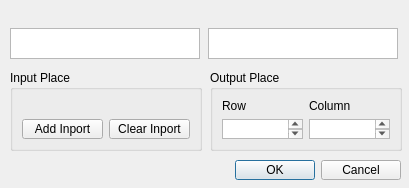
This is sizesetting.ui in GodofTheFallen/DMFB-Simulator as Qt 5 draws it before an edit. The edited form follows.
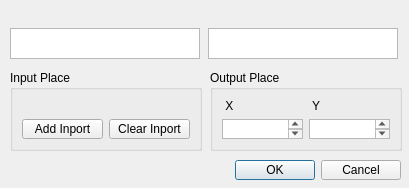
This is the edited form. Icons and pictures are not drawn.

Diff of the .ui file:
```diff
--- a/sizesetting.ui
+++ b/sizesetting.ui
@@ -81,7 +81,7 @@
     <item row="0" column="0">
      <widget class="QLabel" name="label_5">
       <property name="text">
-       <string>Row</string>
+       <string> X</string>
       </property>
      </widget>
     </item>
@@ -98,7 +98,7 @@
     <item row="0" column="1">
      <widget class="QLabel" name="label_6">
       <property name="text">
-       <string>Column</string>
+       <string> Y</string>
       </property>
      </widget>
     </item>
@@ -109,7 +109,7 @@
     <rect>
      <x>208</x>
      <y>10</y>
-     <width>120</width>
+     <width>181</width>
      <height>16</height>
     </rect>
    </property>
@@ -154,7 +154,7 @@
     <rect>
      <x>10</x>
      <y>10</y>
-     <width>102</width>
+     <width>181</width>
      <height>16</height>
     </rect>
    </property>
```
Left out of the diff: 8 changed lines with no effect on the pictures.
